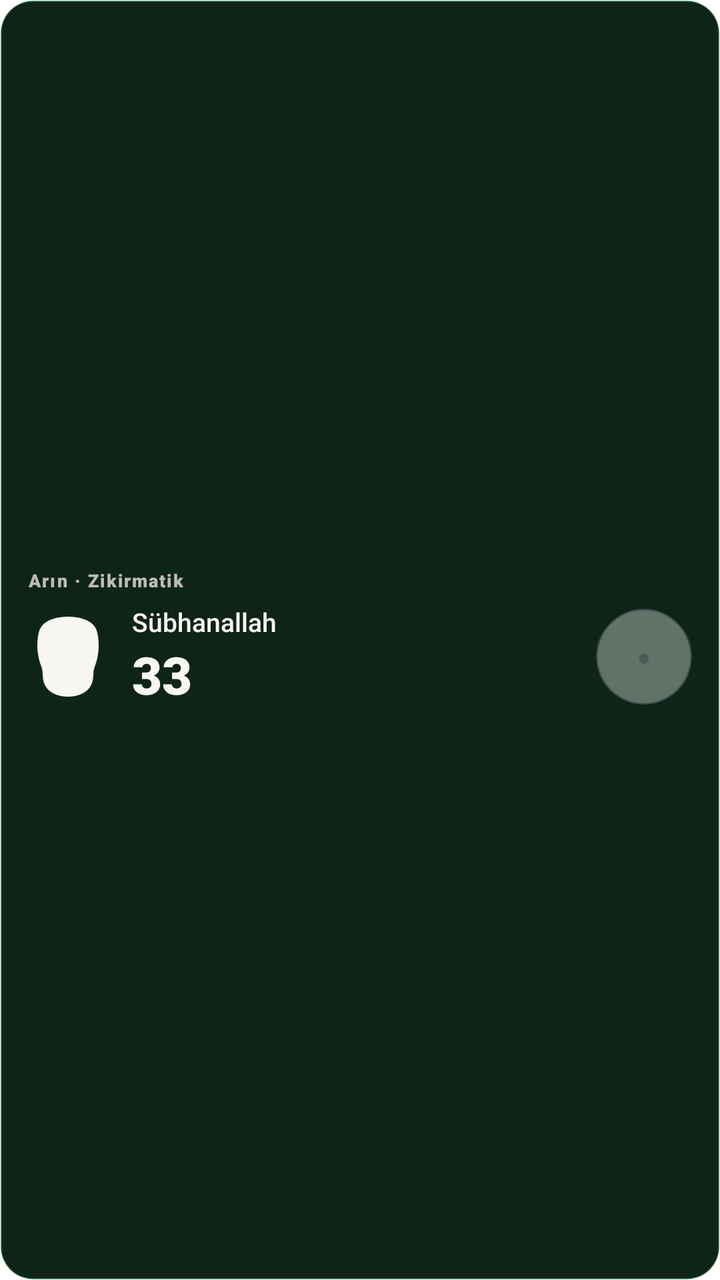
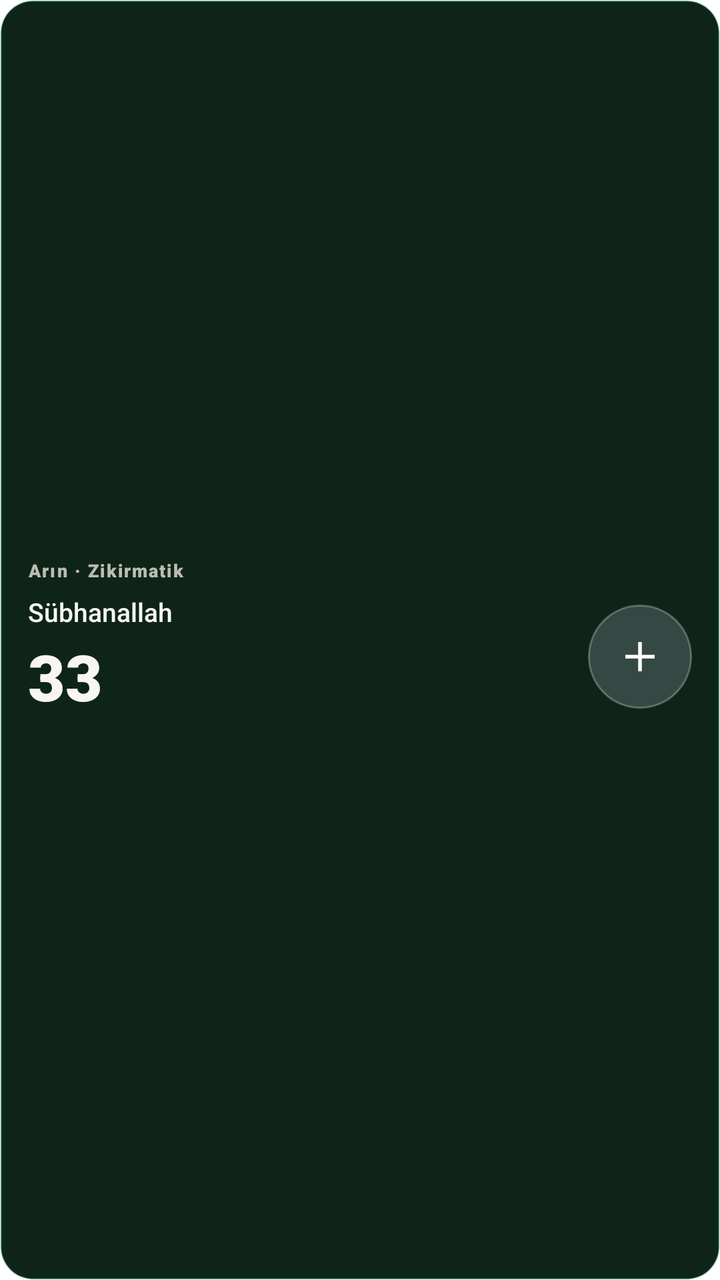

Compare the two renders of this Android layout. The source of the first and the diff that turns it into the second are given below.
<!-- AndroidManifest.xml: fallback theme Theme.MaterialComponents.DayNight.NoActionBar -->
<!-- res/layout/arin_zikir_widget_preview.xml -->
<?xml version="1.0" encoding="utf-8"?>
<LinearLayout xmlns:android="http://schemas.android.com/apk/res/android"
    android:layout_width="match_parent"
    android:layout_height="match_parent"
    android:orientation="vertical"
    android:gravity="center_vertical"
    android:paddingStart="14dp"
    android:paddingTop="12dp"
    android:paddingEnd="14dp"
    android:paddingBottom="12dp"
    android:background="@drawable/widget_card_bg">

    
    <TextView
        android:layout_width="match_parent"
        android:layout_height="wrap_content"
        android:text="Arın · Zikirmatik"
        android:textColor="@color/widget_text_muted"
        android:textSize="9sp"
        android:fontFamily="sans-serif-black"
        android:letterSpacing="0.08"
        android:maxLines="1"
        android:includeFontPadding="false" />

    
    <LinearLayout
        android:layout_width="match_parent"
        android:layout_height="wrap_content"
        android:layout_marginTop="6dp"
        android:gravity="center_vertical"
        android:orientation="horizontal">

        <ImageView
            android:layout_width="40dp"
            android:layout_height="40dp"
            android:contentDescription="@string/widget_zikir_title"
            android:src="@drawable/ic_zikir_silhouette" />

        <LinearLayout
            android:layout_width="0dp"
            android:layout_height="wrap_content"
            android:layout_marginStart="12dp"
            android:layout_weight="1"
            android:orientation="vertical">

            <TextView
                android:layout_width="match_parent"
                android:layout_height="wrap_content"
                android:fontFamily="sans-serif-medium"
                android:maxLines="1"
                android:text="Sübhanallah"
                android:textColor="@color/widget_quote_text_white"
                android:textSize="13sp" />

            <TextView
                android:layout_width="match_parent"
                android:layout_height="wrap_content"
                android:fontFamily="sans-serif-black"
                android:maxLines="1"
                android:text="33"
                android:textColor="@color/widget_quote_text_white"
                android:textSize="26sp"
                android:textStyle="bold" />
        </LinearLayout>

        <TextView
            android:layout_width="48dp"
            android:layout_height="48dp"
            android:layout_marginStart="8dp"
            android:background="@drawable/widget_zikir_tick_bg"
            android:fontFamily="sans-serif-medium"
            android:gravity="center"
            android:text="●"
            android:textColor="#B63E524F"
            android:textSize="11sp" />
    </LinearLayout>
</LinearLayout>
<!-- resources referenced by this layout -->
<resources>
  <color name="widget_quote_text_white">#FFF8F6F2</color>
  <color name="widget_text_muted">#CCE8E2D8</color>
  <!-- drawable ic_zikir_silhouette (drawable) -->
  <?xml version="1.0" encoding="utf-8"?>
  <vector xmlns:android="http://schemas.android.com/apk/res/android"
      android:width="150dp"
      android:height="196dp"
      android:viewportWidth="703.99"
      android:viewportHeight="919.49">
      <group
          android:translateX="-188.01"
          android:translateY="-80.43">
          <path
              android:fillColor="@color/widget_quote_text_white"
              android:pathData="M888.09,335.4c-5,-47.53 -10.21,-70.21 -20.24,-99.38 -12.45,-36.19 -36.59,-67.63 -79.59,-95.68C711.92,90.55 607.4,81.11 540,80.43c-67.4,0.68 -171.92,10.12 -248.26,59.91 -43,28 -67.14,59.49 -79.59,95.68 -10,29.17 -15.27,51.85 -20.24,99.38 -10.52,100.7 3.17,176.52 6.64,194.56 5.28,27.43 12.16,63.13 24.56,95.95 0.65,1.74 5.36,16.16 14.76,45a181.82,181.82 0,0 1,7.83 33.59c0.59,4.48 0.87,7.88 1.08,10.57 2.85,36.51 2.57,53.78 5.61,77A240.51,240.51 0,0 0,257.28 820c10.6,43.77 31.57,71.59 38.11,79.84 5.53,7 10.12,11.76 13.12,14.88 1,1.06 25,26.93 58.38,44.85 61.78,33.2 125.54,40 173.11,40.34 47.57,-0.34 111.33,-7.14 173.11,-40.34 33.35,-17.92 57.36,-43.79 58.38,-44.85 3,-3.12 7.59,-7.92 13.12,-14.88 6.54,-8.25 27.51,-36.07 38.11,-79.84a240.51,240.51 0,0 0,4.89 -27.92c3,-23.25 2.76,-40.52 5.61,-77 0.21,-2.69 0.49,-6.09 1.08,-10.57a181.82,181.82 0,0 1,7.83 -33.59c9.4,-28.82 14.11,-43.24 14.76,-45 12.4,-32.82 19.28,-68.52 24.56,-95.95C884.92,511.92 898.61,436.1 888.09,335.4Z" />
      </group>
  </vector>
  <!-- drawable widget_card_bg (drawable) -->
  <?xml version="1.0" encoding="utf-8"?>
  <shape xmlns:android="http://schemas.android.com/apk/res/android"
      android:shape="rectangle">
      <solid android:color="@color/widget_bg" />
      <corners android:radius="16dp" />
      <stroke
          android:width="1dp"
          android:color="@color/widget_border" />
  </shape>
  <!-- drawable widget_zikir_tick_bg (drawable) -->
  <?xml version="1.0" encoding="utf-8"?>
  <shape xmlns:android="http://schemas.android.com/apk/res/android"
      android:shape="oval">
      <solid android:color="#66DCE6E2" />
      <stroke
          android:width="1dp"
          android:color="#99425654" />
  </shape>
  <string name="widget_zikir_title">Arın · Zikirmatik</string>
  <color name="widget_bg">#FF0F2419</color>
  <color name="widget_border">#334ADE80</color>
</resources>

<!-- the commit's change to res/layout/arin_zikir_widget_preview.xml (unified diff, before → after) -->
@@ -30,16 +30,9 @@
         android:gravity="center_vertical"
         android:orientation="horizontal">
 
-        <ImageView
-            android:layout_width="40dp"
-            android:layout_height="40dp"
-            android:contentDescription="@string/widget_zikir_title"
-            android:src="@drawable/ic_zikir_silhouette" />
-
         <LinearLayout
             android:layout_width="0dp"
             android:layout_height="wrap_content"
-            android:layout_marginStart="12dp"
             android:layout_weight="1"
             android:orientation="vertical">
 
@@ -55,23 +48,27 @@
             <TextView
                 android:layout_width="match_parent"
                 android:layout_height="wrap_content"
+                android:layout_marginTop="2dp"
                 android:fontFamily="sans-serif-black"
                 android:maxLines="1"
                 android:text="33"
                 android:textColor="@color/widget_quote_text_white"
-                android:textSize="26sp"
+                android:textSize="32sp"
                 android:textStyle="bold" />
         </LinearLayout>
 
-        <TextView
-            android:layout_width="48dp"
-            android:layout_height="48dp"
-            android:layout_marginStart="8dp"
-            android:background="@drawable/widget_zikir_tick_bg"
-            android:fontFamily="sans-serif-medium"
-            android:gravity="center"
-            android:text="●"
-            android:textColor="#B63E524F"
-            android:textSize="11sp" />
+        <FrameLayout
+            android:layout_width="52dp"
+            android:layout_height="52dp"
+            android:layout_marginStart="10dp"
+            android:background="@drawable/widget_zikir_tick_bg">
+
+            <ImageView
+                android:layout_width="22dp"
+                android:layout_height="22dp"
+                android:layout_gravity="center"
+                android:contentDescription="@null"
+                android:src="@drawable/ic_widget_plus" />
+        </FrameLayout>
     </LinearLayout>
 </LinearLayout>
<!-- resource entries referenced after the edit -->
@@ -2,20 +2,16 @@
 <resources>
   <color name="widget_quote_text_white">#FFF8F6F2</color>
   <color name="widget_text_muted">#CCE8E2D8</color>
-  <!-- drawable ic_zikir_silhouette (drawable) -->
+  <!-- drawable ic_widget_plus (drawable) -->
   <?xml version="1.0" encoding="utf-8"?>
   <vector xmlns:android="http://schemas.android.com/apk/res/android"
-      android:width="150dp"
-      android:height="196dp"
-      android:viewportWidth="703.99"
-      android:viewportHeight="919.49">
-      <group
-          android:translateX="-188.01"
-          android:translateY="-80.43">
-          <path
-              android:fillColor="@color/widget_quote_text_white"
-              android:pathData="M888.09,335.4c-5,-47.53 -10.21,-70.21 -20.24,-99.38 -12.45,-36.19 -36.59,-67.63 -79.59,-95.68C711.92,90.55 607.4,81.11 540,80.43c-67.4,0.68 -171.92,10.12 -248.26,59.91 -43,28 -67.14,59.49 -79.59,95.68 -10,29.17 -15.27,51.85 -20.24,99.38 -10.52,100.7 3.17,176.52 6.64,194.56 5.28,27.43 12.16,63.13 24.56,95.95 0.65,1.74 5.36,16.16 14.76,45a181.82,181.82 0,0 1,7.83 33.59c0.59,4.48 0.87,7.88 1.08,10.57 2.85,36.51 2.57,53.78 5.61,77A240.51,240.51 0,0 0,257.28 820c10.6,43.77 31.57,71.59 38.11,79.84 5.53,7 10.12,11.76 13.12,14.88 1,1.06 25,26.93 58.38,44.85 61.78,33.2 125.54,40 173.11,40.34 47.57,-0.34 111.33,-7.14 173.11,-40.34 33.35,-17.92 57.36,-43.79 58.38,-44.85 3,-3.12 7.59,-7.92 13.12,-14.88 6.54,-8.25 27.51,-36.07 38.11,-79.84a240.51,240.51 0,0 0,4.89 -27.92c3,-23.25 2.76,-40.52 5.61,-77 0.21,-2.69 0.49,-6.09 1.08,-10.57a181.82,181.82 0,0 1,7.83 -33.59c9.4,-28.82 14.11,-43.24 14.76,-45 12.4,-32.82 19.28,-68.52 24.56,-95.95C884.92,511.92 898.61,436.1 888.09,335.4Z" />
-      </group>
+      android:width="24dp"
+      android:height="24dp"
+      android:viewportWidth="24"
+      android:viewportHeight="24">
+      <path
+          android:fillColor="#FFFFFFFF"
+          android:pathData="M11,4 L13,4 L13,11 L20,11 L20,13 L13,13 L13,20 L11,20 L11,13 L4,13 L4,11 L11,11 Z" />
   </vector>
   <!-- drawable widget_card_bg (drawable) -->
   <?xml version="1.0" encoding="utf-8"?>
@@ -31,12 +27,11 @@
   <?xml version="1.0" encoding="utf-8"?>
   <shape xmlns:android="http://schemas.android.com/apk/res/android"
       android:shape="oval">
-      <solid android:color="#66DCE6E2" />
+      <solid android:color="#D13D524F" />
       <stroke
           android:width="1dp"
-          android:color="#99425654" />
+          android:color="#47F8F6F2" />
   </shape>
-  <string name="widget_zikir_title">Arın · Zikirmatik</string>
   <color name="widget_bg">#FF0F2419</color>
   <color name="widget_border">#334ADE80</color>
 </resources>
